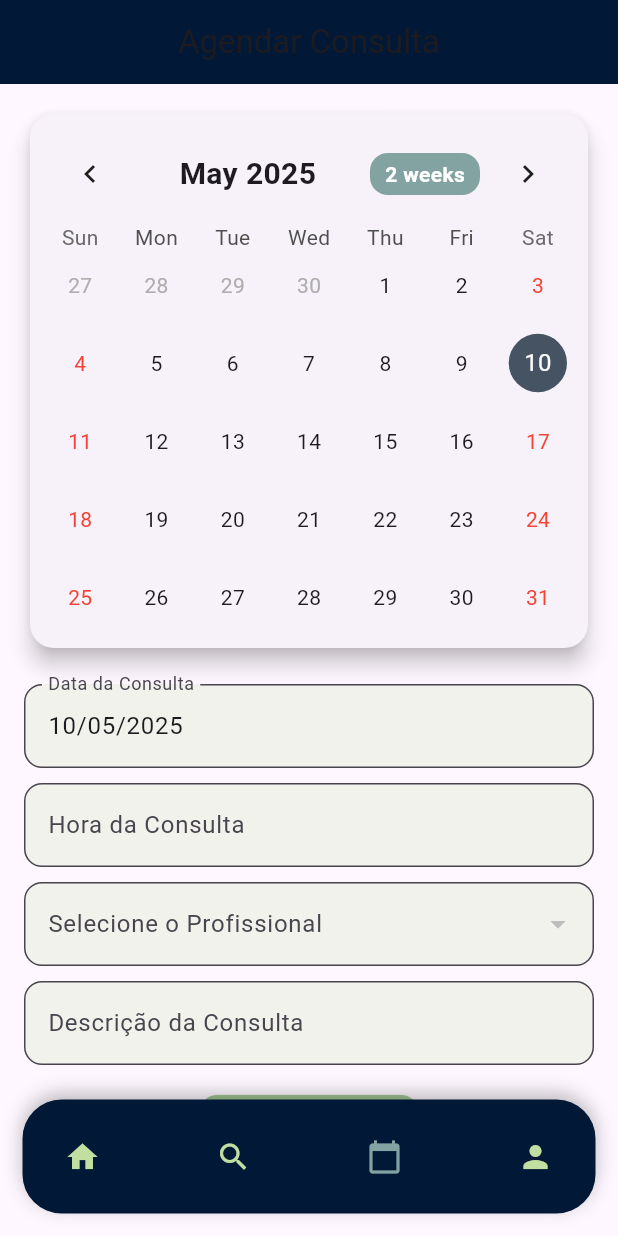
After one commit to Pedrovmart/ProgMulti_PedroMartinelli_Careflow, a Flutter app: the CalendarioPage screen opened by its route, on a phone screen of 412 x 824 dp. The commit adds this screen. Run offline on Flutter 3.47's test engine with Material 3 defaults, Android fonts, the phone set to English and light mode, and no system bars; drawn by our look-alikes of table_calendar; our stand-ins replace cloud_firestore, firebase_auth, firebase_core, go_router; accounts and stored records are empty.

Commit message:
feat: Adicionando feat de consultas

```diff
--- /dev/null
+++ b/lib/app/core/providers/consultas_provider.dart
@@ -0,0 +1,62 @@
+import 'package:flutter/material.dart';
+import 'package:careflow_app/app/models/consulta_model.dart';
+import 'package:careflow_app/app/core/repositories/consultas_repository.dart';
+
+class ConsultasProvider extends ChangeNotifier {
+  final ConsultasRepository _consultasRepository;
+
+  ConsultasProvider(this._consultasRepository);
+
+  List<ConsultaModel> _consultas = [];
+  bool _isLoading = false;
+
+  List<ConsultaModel> get consultas => _consultas;
+  bool get isLoading => _isLoading;
+
+  // Busca todas as consultas agendadas
+  Future<void> fetchConsultasAgendadas() async {
+    _isLoading = true;
+    notifyListeners();
+
+    try {
+      _consultas = await _consultasRepository.fetchConsultasAgendadas();
+    } catch (e) {
+      throw Exception("Erro ao buscar consultas agendadas: ${e.toString()}");
+    } finally {
+      _isLoading = false;
+      notifyListeners();
+    }
+  }
+
+  // Agenda uma nova consulta
+  Future<void> agendarConsulta(ConsultaModel consulta) async {
+    try {
+      await _consultasRepository.agendarConsulta(consulta);
+      _consultas.add(consulta);
+      notifyListeners();
+    } catch (e) {
+      throw Exception("Erro ao agendar consulta: ${e.toString()}");
+    }
+  }
+
+  // Cancela uma consulta pelo ID
+  Future<void> cancelarConsulta(String consultaId) async {
+    try {
+      await _consultasRepository.cancelarConsulta(consultaId);
+      _consultas =
+          _consultas.where((consulta) => consulta.id != consultaId).toList();
+      notifyListeners();
+    } catch (e) {
+      throw Exception("Erro ao cancelar consulta: ${e.toString()}");
+    }
+  }
+
+  // Busca uma consulta específica pelo ID
+  Future<ConsultaModel?> fetchConsultaById(String consultaId) async {
+    try {
+      return await _consultasRepository.fetchConsultaById(consultaId);
+    } catch (e) {
+      throw Exception("Erro ao buscar consulta pelo ID: ${e.toString()}");
+    }
+  }
+}
--- /dev/null
+++ b/lib/app/core/repositories/consultas_repository.dart
@@ -0,0 +1,60 @@
+import 'package:cloud_firestore/cloud_firestore.dart';
+import 'package:careflow_app/app/models/consulta_model.dart';
+
+class ConsultasRepository {
+  final FirebaseFirestore _firestore;
+
+  ConsultasRepository(this._firestore);
+
+  // Busca todas as consultas agendadas
+  Future<List<ConsultaModel>> fetchConsultasAgendadas() async {
+    try {
+      final querySnapshot = await _firestore.collection('consultas').get();
+      return querySnapshot.docs.map((doc) {
+        final data = doc.data();
+        return ConsultaModel.fromMap({
+          'id': doc.id, // Adiciona o ID do documento
+          ...data,
+        });
+      }).toList();
+    } catch (e) {
+      throw Exception('Erro ao buscar consultas agendadas: $e');
+    }
+  }
+
+  // Agenda uma nova consulta
+  Future<void> agendarConsulta(ConsultaModel consulta) async {
+    try {
+      await _firestore.collection('consultas').add(consulta.toMap());
+    } catch (e) {
+      throw Exception('Erro ao agendar consulta: $e');
+    }
+  }
+
+  // Cancela uma consulta pelo ID
+  Future<void> cancelarConsulta(String consultaId) async {
+    try {
+      await _firestore.collection('consultas').doc(consultaId).delete();
+    } catch (e) {
+      throw Exception('Erro ao cancelar consulta: $e');
+    }
+  }
+
+  // Busca uma consulta específica pelo ID
+  Future<ConsultaModel?> fetchConsultaById(String consultaId) async {
+    try {
+      final docSnapshot =
+          await _firestore.collection('consultas').doc(consultaId).get();
+      if (docSnapshot.exists) {
+        final data = docSnapshot.data() as Map<String, dynamic>;
+        return ConsultaModel.fromMap({
+          'id': docSnapshot.id, // Adiciona o ID do documento
+          ...data,
+        });
+      }
+      return null;
+    } catch (e) {
+      throw Exception('Erro ao buscar consulta pelo ID: $e');
+    }
+  }
+}
--- /dev/null
+++ b/lib/app/features/consultas/calendario_page.dart
@@ -0,0 +1,271 @@
+import 'package:flutter/material.dart';
+import 'package:provider/provider.dart';
+import 'package:table_calendar/table_calendar.dart';
+import 'package:careflow_app/app/models/consulta_model.dart';
+import 'package:careflow_app/app/core/providers/consultas_provider.dart';
+import 'package:careflow_app/app/core/providers/profissional_provider.dart';
+import 'package:careflow_app/app/core/providers/auth_provider.dart';
+import 'package:careflow_app/app/core/ui/app_colors.dart';
+import 'package:intl/intl.dart';
+
+//TODO: REMOVER METODOS DA PAGE E PASSAR PARA O PROVIDER E FAZER CRIAÇÃO DE WIDGETS!!!!
+class CalendarioPage extends StatefulWidget {
+  const CalendarioPage({super.key});
+
+  @override
+  State<CalendarioPage> createState() => _CalendarioPageState();
+}
+
+class _CalendarioPageState extends State<CalendarioPage> {
+  final _descricaoController = TextEditingController();
+  final _dataController = TextEditingController();
+  final _horaController = TextEditingController();
+  String? _selectedProfissionalId;
+  DateTime _selectedDay = DateTime.now();
+  TimeOfDay? _selectedTime;
+
+  @override
+  void initState() {
+    super.initState();
+    _dataController.text = DateFormat('dd/MM/yyyy').format(_selectedDay);
+    Provider.of<ProfissionalProvider>(
+      context,
+      listen: false,
+    ).fetchProfissionais();
+  }
+
+  @override
+  void dispose() {
+    _descricaoController.dispose();
+    _dataController.dispose();
+    _horaController.dispose();
+    super.dispose();
+  }
+
+  Future<void> _selectTime(BuildContext context) async {
+    final pickedTime = await showTimePicker(
+      context: context,
+      initialTime: _selectedTime ?? TimeOfDay.now(),
+      builder:
+          (context, child) => Theme(
+            data: Theme.of(context).copyWith(
+              colorScheme: ColorScheme.light(
+                primary: AppColors.primary,
+                onPrimary: Colors.white,
+                onSurface: AppColors.primaryDark,
+              ),
+            ),
+            child: child!,
+          ),
+    );
+
+    if (pickedTime != null) {
+      setState(() {
+        _selectedTime = pickedTime;
+        _horaController.text = _selectedTime!.format(context);
+      });
+    }
+  }
+
+  void _agendarConsulta(BuildContext context) async {
+    final authProvider = Provider.of<AuthProvider>(context, listen: false);
+    final consultasProvider = Provider.of<ConsultasProvider>(
+      context,
+      listen: false,
+    );
+    final pacienteId = authProvider.currentUser?.uid;
+
+    if (_selectedTime == null ||
+        _descricaoController.text.isEmpty ||
+        _selectedProfissionalId == null) {
+      ScaffoldMessenger.of(context).showSnackBar(
+        const SnackBar(content: Text('Preencha todos os campos!')),
+      );
+      return;
+    }
+
+    if (pacienteId == null) {
+      ScaffoldMessenger.of(context).showSnackBar(
+        const SnackBar(content: Text('Erro: Usuário não autenticado!')),
+      );
+      return;
+    }
+
+    final novaConsulta = ConsultaModel(
+      id: '',
+      data: _selectedDay,
+      hora: _horaController.text,
+      queixaPaciente: 'Queixa não especificada',
+      idPaciente: pacienteId,
+      idMedico: _selectedProfissionalId!,
+      descricao: _descricaoController.text,
+      diagnostico: 'Diagnóstico pendente',
+    );
+
+    try {
+      await consultasProvider.agendarConsulta(novaConsulta);
+      if (context.mounted) {
+        ScaffoldMessenger.of(context).showSnackBar(
+          const SnackBar(content: Text('Consulta agendada com sucesso!')),
+        );
+      }
+    } catch (e) {
+      if (context.mounted) {
+        ScaffoldMessenger.of(
+          context,
+        ).showSnackBar(SnackBar(content: Text('Erro ao agendar consulta: $e')));
+      }
+    }
+  }
+
+  @override
+  Widget build(BuildContext context) {
+    final profissionalProvider = Provider.of<ProfissionalProvider>(context);
+
+    return Scaffold(
+      appBar: AppBar(
+        title: const Text('Agendar Consulta'),
+        backgroundColor: AppColors.primaryDark,
+        centerTitle: true,
+      ),
+      body: SingleChildScrollView(
+        padding: const EdgeInsets.all(16.0),
+        child: Column(
+          children: [
+            _buildCalendar(),
+            const SizedBox(height: 20),
+            _buildTextField(
+              _dataController,
+              'Data da Consulta',
+              readOnly: true,
+            ),
+            const SizedBox(height: 10),
+            GestureDetector(
+              onTap: () => _selectTime(context),
+              child: AbsorbPointer(
+                child: _buildTextField(
+                  _horaController,
+                  'Hora da Consulta',
+                  hintText: 'Selecione a hora',
+                ),
+              ),
+            ),
+            const SizedBox(height: 10),
+            _buildDropdown(profissionalProvider),
+            const SizedBox(height: 10),
+            _buildTextField(_descricaoController, 'Descrição da Consulta'),
+            const SizedBox(height: 20),
+            ElevatedButton(
+              onPressed: () => _agendarConsulta(context),
+              style: ElevatedButton.styleFrom(
+                backgroundColor: AppColors.success,
+                shape: RoundedRectangleBorder(
+                  borderRadius: BorderRadius.circular(12),
+                ),
+                padding: const EdgeInsets.symmetric(vertical: 16),
+              ),
+              child: Padding(
+                padding: const EdgeInsets.symmetric(horizontal: 8.0),
+                child: const Text(
+                  'Agendar Consulta',
+                  style: TextStyle(fontSize: 16, fontWeight: FontWeight.bold),
+                ),
+              ),
+            ),
+          ],
+        ),
+      ),
+    );
+  }
+
+  Widget _buildCalendar() {
+    return Card(
+      elevation: 6,
+      shape: RoundedRectangleBorder(borderRadius: BorderRadius.circular(16)),
+      child: Padding(
+        padding: const EdgeInsets.all(8.0),
+        child: TableCalendar(
+          firstDay: DateTime.utc(2020, 1, 1),
+          lastDay: DateTime.utc(2030, 12, 31),
+          focusedDay: _selectedDay,
+          calendarFormat: CalendarFormat.month,
+          selectedDayPredicate: (day) => isSameDay(_selectedDay, day),
+          onDaySelected: (selectedDay, focusedDay) {
+            setState(() {
+              _selectedDay = selectedDay;
+              _dataController.text = DateFormat(
+                'dd/MM/yyyy',
+              ).format(selectedDay);
+            });
+          },
+          calendarStyle: CalendarStyle(
+            todayDecoration: BoxDecoration(
+              color: AppColors.accent,
+              shape: BoxShape.circle,
+            ),
+            selectedDecoration: BoxDecoration(
+              color: AppColors.primary,
+              shape: BoxShape.circle,
+            ),
+            weekendTextStyle: const TextStyle(color: Colors.red),
+          ),
+          headerStyle: HeaderStyle(
+            formatButtonVisible: true,
+            formatButtonDecoration: BoxDecoration(
+              color: AppColors.accent,
+              borderRadius: BorderRadius.circular(12),
+            ),
+            formatButtonTextStyle: const TextStyle(
+              color: Colors.white,
+              fontWeight: FontWeight.bold,
+            ),
+            titleCentered: true,
+            titleTextStyle: const TextStyle(
+              fontSize: 20,
+              fontWeight: FontWeight.bold,
+            ),
+          ),
+        ),
+      ),
+    );
+  }
+
+  Widget _buildTextField(
+    TextEditingController controller,
+    String labelText, {
+    bool readOnly = false,
+    String? hintText,
+  }) {
+    return TextField(
+      controller: controller,
+      readOnly: readOnly,
+      decoration: InputDecoration(
+        labelText: labelText,
+        hintText: hintText,
+        border: OutlineInputBorder(borderRadius: BorderRadius.circular(12)),
+        filled: true,
+        fillColor: AppColors.light.withValues(alpha: 0.2),
+      ),
+    );
+  }
+
+  Widget _buildDropdown(ProfissionalProvider profissionalProvider) {
+    return DropdownButtonFormField<String>(
+      value: _selectedProfissionalId,
+      items:
+          profissionalProvider.profissionais.map((profissional) {
+            return DropdownMenuItem(
+              value: profissional.id,
+              child: Text(profissional.nome),
+            );
+          }).toList(),
+      onChanged: (value) => setState(() => _selectedProfissionalId = value),
+      decoration: InputDecoration(
+        labelText: 'Selecione o Profissional',
+        border: OutlineInputBorder(borderRadius: BorderRadius.circular(12)),
+        filled: true,
+        fillColor: AppColors.light.withValues(alpha: 0.2),
+      ),
+    );
+  }
+}
--- a/lib/app/features/paciente/paciente_main_page.dart
+++ b/lib/app/features/paciente/paciente_main_page.dart
@@ -18,7 +18,7 @@ class PacienteMainPage extends StatelessWidget {
   static const List<String> _routes = [
     '/paciente/home',
     '/paciente/busca',
-    '/paciente/consultas',
+    '/paciente/calendario',
     '/paciente/perfil',
   ];
 
--- /dev/null
+++ b/lib/app/models/consulta_model.dart
@@ -0,0 +1,47 @@
+class ConsultaModel {
+  final String id;
+  final DateTime data;
+  final String hora;
+  final String queixaPaciente;
+  final String idPaciente;
+  final String idMedico;
+  final String descricao;
+  final String diagnostico;
+
+  ConsultaModel({
+    required this.id,
+    required this.data,
+    required this.hora,
+    required this.queixaPaciente,
+    required this.idPaciente,
+    required this.idMedico,
+    required this.descricao,
+    required this.diagnostico,
+  });
+
+  Map<String, dynamic> toMap() {
+    return {
+      'id': id,
+      'data': data.toIso8601String(),
+      'hora': hora,
+      'queixaPaciente': queixaPaciente,
+      'idPaciente': idPaciente,
+      'idMedico': idMedico,
+      'descricao': descricao,
+      'diagnostico': diagnostico,
+    };
+  }
+
+  factory ConsultaModel.fromMap(Map<String, dynamic> map) {
+    return ConsultaModel(
+      id: map['id'] ?? '',
+      data: DateTime.parse(map['data']),
+      hora: map['hora'],
+      queixaPaciente: map['queixaPaciente'],
+      idPaciente: map['idPaciente'],
+      idMedico: map['idMedico'],
+      descricao: map['descricao'],
+      diagnostico: map['diagnostico'],
+    );
+  }
+}
--- a/lib/app/routes/routes.dart
+++ b/lib/app/routes/routes.dart
@@ -10,6 +10,7 @@ import 'package:careflow_app/app/features/paciente/paciente_main_page.dart';
 import 'package:careflow_app/app/features/profissional/profissional_main_page.dart';
 import 'package:careflow_app/app/features/profissional/profissional_search_page.dart'; // Import da página de busca
 import 'package:careflow_app/app/features/profissional/profissional_perfil_publico_page.dart'; // Import da página de perfil público
+import 'package:careflow_app/app/features/consultas/calendario_page.dart'; // Import da página CalendarioPage
 
 sealed class Routes {
   static const String login = '/login';
@@ -17,7 +18,9 @@ sealed class Routes {
   static const String homePaciente = '/paciente/home';
   static const String homeProfissional = '/profissional/home';
   static const String perfilPublicoProfissional =
-      '/paciente/perfilProfissional'; // Nova rota
+      '/paciente/busca/perfilProfissional'; // Alterada para /paciente/busca/perfilProfissional
+  static const String calendario =
+      '/paciente/calendario'; // Rota para o calendário
 
   static GoRouter createRouter({
     String? initialLocation,
@@ -63,12 +66,11 @@ sealed class Routes {
             GoRoute(
               path: '/paciente/busca',
               name: 'pacienteBusca',
-              builder:
-                  (context, state) =>
-                      ProfissionalSearchPage(), //Pacientes buscam profissionais!!!
+              builder: (context, state) => ProfissionalSearchPage(),
             ),
             GoRoute(
-              path: '/paciente/perfilProfissional',
+              path:
+                  '/paciente/busca/perfilProfissional', // Alterada para /paciente/busca/perfilProfissional
               name: 'perfilPublicoProfissional',
               builder: (context, state) {
                 final profissional = state.extra as Profissional?;
@@ -76,6 +78,11 @@ sealed class Routes {
                   key: ValueKey(profissional?.id),
                 );
               },
+            ),
+            GoRoute(
+              path: '/paciente/calendario',
+              name: 'calendario',
+              builder: (context, state) => const CalendarioPage(),
             ),
           ],
         ),
--- a/pubspec.yaml
+++ b/pubspec.yaml
@@ -41,6 +41,8 @@ dependencies:
   font_awesome_flutter: ^10.8.0
   google_fonts: ^6.2.1
   go_router: ^15.1.1
+  table_calendar: ^3.2.0
+  intl: ^0.20.2
 
 dev_dependencies:
   flutter_test:
```
Also changed, not shown: lib/app/app.dart (+9 -0 lines), pubspec.lock.
